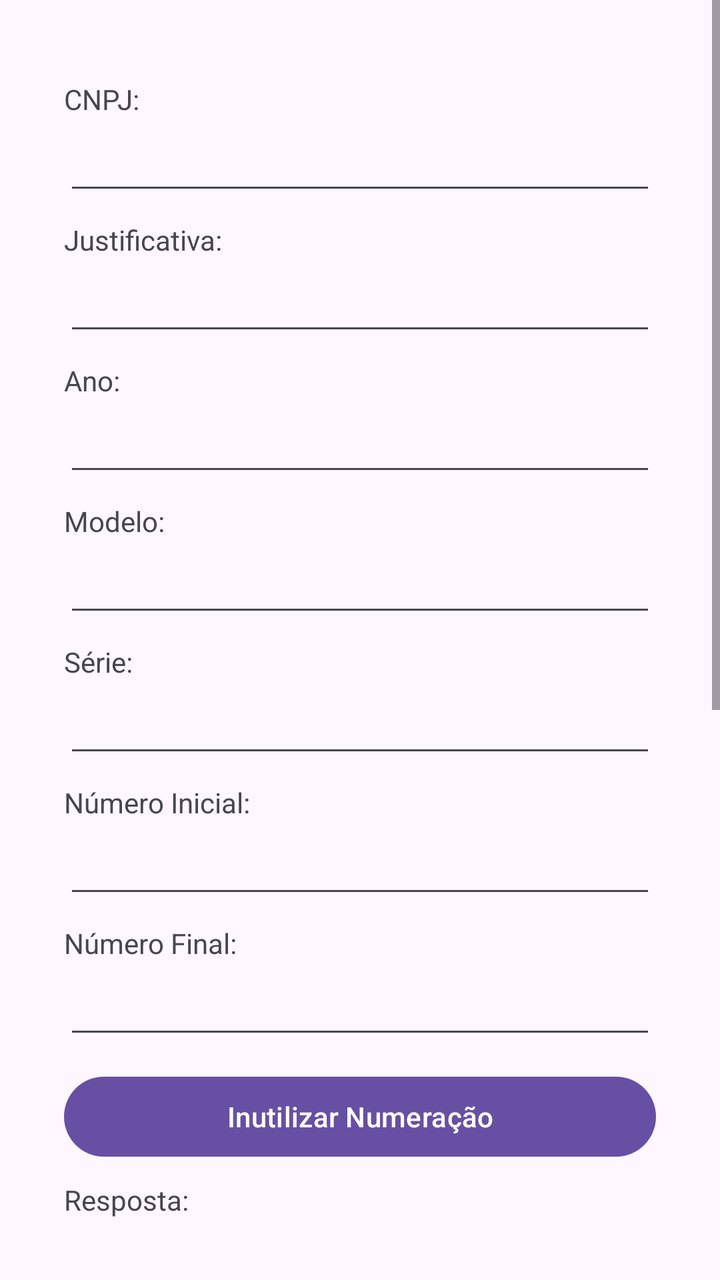
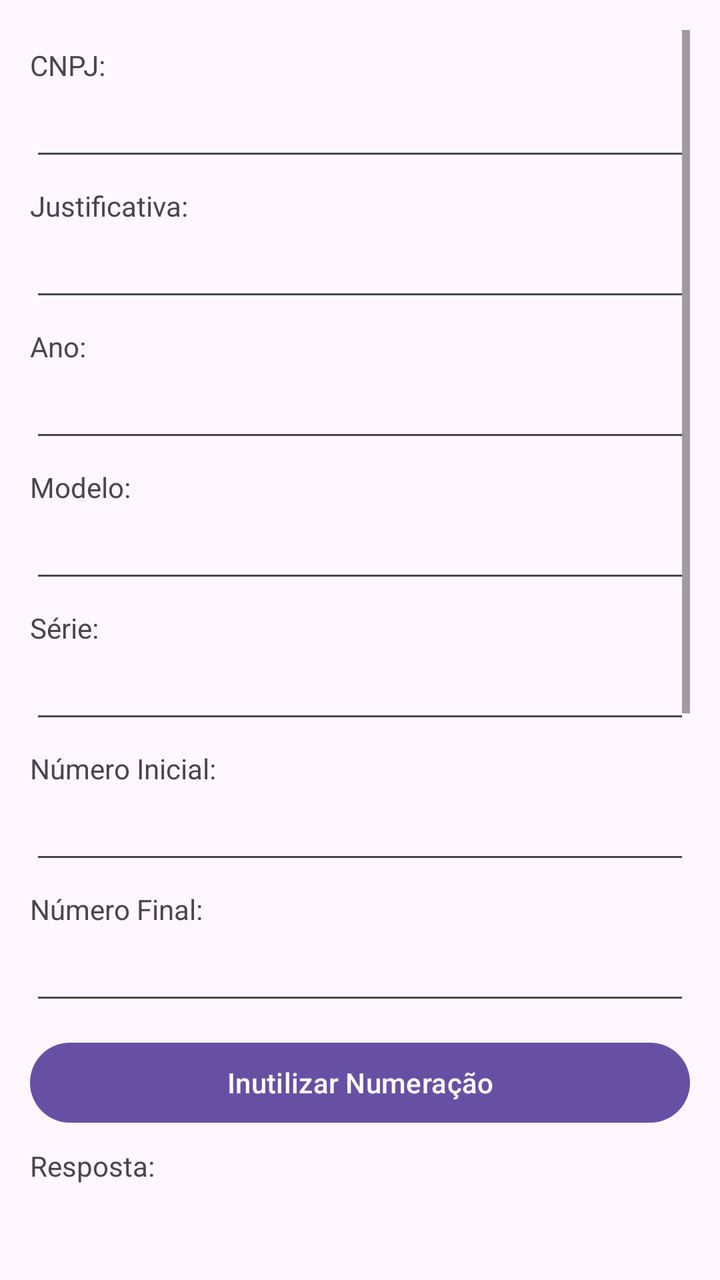

An Android layout rendered at two revisions. The XML below is the earlier revision; the diff shows what the commit changed to produce the second picture.
<!-- AndroidManifest.xml: application theme Theme.ACBrLibNFeDemo -->
<!-- res/layout/fragment_comandos_inutilizacao_nfe.xml -->
<?xml version="1.0" encoding="utf-8"?>
<ScrollView xmlns:android="http://schemas.android.com/apk/res/android"
    xmlns:tools="http://schemas.android.com/tools"
    android:layout_width="match_parent"
    android:layout_height="match_parent"
    android:fillViewport="true"
    tools:context=".ComandosInutilizacaoNFeFragment">

    <LinearLayout
        android:layout_width="match_parent"
        android:layout_height="wrap_content"
        android:padding="32dp"
        android:orientation="vertical">

        <TextView
            android:layout_width="match_parent"
            android:layout_height="wrap_content"
            android:layout_marginTop="8dp"
            android:text="CNPJ:" />

        <EditText
            android:id="@+id/txtCNPJInutilizarNumeracao"
            android:layout_width="match_parent"
            android:layout_height="wrap_content"
            android:layout_marginTop="10dp"
            android:textSize="12dp" />

        <TextView
            android:layout_width="match_parent"
            android:layout_height="wrap_content"
            android:layout_marginTop="8dp"
            android:text="Justificativa:" />

        <EditText
            android:id="@+id/txtJustificativaInutilizarNumeracao"
            android:layout_width="match_parent"
            android:layout_height="wrap_content"
            android:layout_marginTop="10dp"
            android:textSize="12dp" />

        <TextView
            android:layout_width="match_parent"
            android:layout_height="wrap_content"
            android:layout_marginTop="8dp"
            android:text="Ano:" />

        <EditText
            android:id="@+id/txtAnoInutilizarNumeracao"
            android:layout_width="match_parent"
            android:layout_height="wrap_content"
            android:layout_marginTop="10dp"
            android:textSize="12dp" />

        <TextView
            android:layout_width="match_parent"
            android:layout_height="wrap_content"
            android:layout_marginTop="8dp"
            android:text="Modelo:" />

        <EditText
            android:id="@+id/txtModeloInutilizarNumeracao"
            android:layout_width="match_parent"
            android:layout_height="wrap_content"
            android:layout_marginTop="10dp"
            android:textSize="12dp" />

        <TextView
            android:layout_width="match_parent"
            android:layout_height="wrap_content"
            android:layout_marginTop="8dp"
            android:text="Série:" />

        <EditText
            android:id="@+id/txtSerieInutilizarNumeracao"
            android:layout_width="match_parent"
            android:layout_height="wrap_content"
            android:layout_marginTop="10dp"
            android:textSize="12dp" />

        <TextView
            android:layout_width="match_parent"
            android:layout_height="wrap_content"
            android:layout_marginTop="8dp"
            android:text="Número Inicial:" />

        <EditText
            android:id="@+id/txtNumeroInicialInutilizarNumeracao"
            android:layout_width="match_parent"
            android:layout_height="wrap_content"
            android:layout_marginTop="10dp"
            android:textSize="12dp" />

        <TextView
            android:layout_width="match_parent"
            android:layout_height="wrap_content"
            android:layout_marginTop="8dp"
            android:text="Número Final:" />

        <EditText
            android:id="@+id/txtNumeroFinalInutilizarNumeracao"
            android:layout_width="match_parent"
            android:layout_height="wrap_content"
            android:layout_marginTop="10dp"
            android:textSize="12dp" />

        <Button
            android:id="@+id/btnInutilizarNumeracao"
            android:layout_width="match_parent"
            android:layout_height="wrap_content"
            android:layout_marginTop="10dp"
            android:onClick="onClick"
            android:text="Inutilizar Numeração" />

        <TextView
            android:layout_width="match_parent"
            android:layout_height="wrap_content"
            android:layout_marginTop="8dp"
            android:text="Resposta:" />

        <EditText
            android:id="@+id/txtRespostaInutilizacao"
            android:layout_width="match_parent"
            android:layout_height="444dp"
            android:layout_marginTop="10dp"
            android:textSize="12dp" />

        <Button
            android:id="@+id/btnLimparRespostaInutilizacao"
            android:layout_width="match_parent"
            android:layout_height="wrap_content"
            android:layout_marginTop="10dp"
            android:onClick="onClick"
            android:text="Limpar Resposta" />

    </LinearLayout>

</ScrollView>
<!-- resources referenced by this layout -->
<resources>
  <style name="Theme.ACBrLibNFeDemo" parent="Base.Theme.ACBrLibNFeDemo" />
  <style name="Base.Theme.ACBrLibNFeDemo" parent="Theme.Material3.DayNight.NoActionBar">
          
          
      </style>
</resources>

<!-- the commit's change to res/layout/fragment_comandos_inutilizacao_nfe.xml (unified diff, before → after) -->
@@ -1,137 +1,144 @@
 <?xml version="1.0" encoding="utf-8"?>
-<ScrollView xmlns:android="http://schemas.android.com/apk/res/android"
+<androidx.constraintlayout.widget.ConstraintLayout xmlns:android="http://schemas.android.com/apk/res/android"
     xmlns:tools="http://schemas.android.com/tools"
     android:layout_width="match_parent"
-    android:layout_height="match_parent"
-    android:fillViewport="true"
-    tools:context=".ComandosInutilizacaoNFeFragment">
+    android:layout_height="match_parent">
 
-    <LinearLayout
+    <ScrollView xmlns:android="http://schemas.android.com/apk/res/android"
+        xmlns:tools="http://schemas.android.com/tools"
         android:layout_width="match_parent"
-        android:layout_height="wrap_content"
-        android:padding="32dp"
-        android:orientation="vertical">
+        android:layout_height="match_parent"
+        android:fillViewport="true"
+        android:layout_margin="15dp"
+        tools:context=".ComandosInutilizacaoNFeFragment">
 
-        <TextView
+        <LinearLayout
             android:layout_width="match_parent"
             android:layout_height="wrap_content"
-            android:layout_marginTop="8dp"
-            android:text="CNPJ:" />
+            android:orientation="vertical">
 
-        <EditText
-            android:id="@+id/txtCNPJInutilizarNumeracao"
-            android:layout_width="match_parent"
-            android:layout_height="wrap_content"
-            android:layout_marginTop="10dp"
-            android:textSize="12dp" />
+            <TextView
+                android:layout_width="match_parent"
+                android:layout_height="wrap_content"
+                android:layout_marginTop="8dp"
+                android:text="CNPJ:" />
 
-        <TextView
-            android:layout_width="match_parent"
-            android:layout_height="wrap_content"
-            android:layout_marginTop="8dp"
-            android:text="Justificativa:" />
+            <EditText
+                android:id="@+id/txtCNPJInutilizarNumeracao"
+                android:layout_width="match_parent"
+                android:layout_height="wrap_content"
+                android:layout_marginTop="10dp"
+                android:textSize="12dp" />
 
-        <EditText
-            android:id="@+id/txtJustificativaInutilizarNumeracao"
-            android:layout_width="match_parent"
-            android:layout_height="wrap_content"
-            android:layout_marginTop="10dp"
-            android:textSize="12dp" />
+            <TextView
+                android:layout_width="match_parent"
+                android:layout_height="wrap_content"
+                android:layout_marginTop="8dp"
+                android:text="Justificativa:" />
 
-        <TextView
-            android:layout_width="match_parent"
-            android:layout_height="wrap_content"
-            android:layout_marginTop="8dp"
-            android:text="Ano:" />
+            <EditText
+                android:id="@+id/txtJustificativaInutilizarNumeracao"
+                android:layout_width="match_parent"
+                android:layout_height="wrap_content"
+                android:layout_marginTop="10dp"
+                android:textSize="12dp" />
 
-        <EditText
-            android:id="@+id/txtAnoInutilizarNumeracao"
-            android:layout_width="match_parent"
-            android:layout_height="wrap_content"
-            android:layout_marginTop="10dp"
-            android:textSize="12dp" />
+            <TextView
+                android:layout_width="match_parent"
+                android:layout_height="wrap_content"
+                android:layout_marginTop="8dp"
+                android:text="Ano:" />
 
-        <TextView
-            android:layout_width="match_parent"
-            android:layout_height="wrap_content"
-            android:layout_marginTop="8dp"
-            android:text="Modelo:" />
+            <EditText
+                android:id="@+id/txtAnoInutilizarNumeracao"
+                android:layout_width="match_parent"
+                android:layout_height="wrap_content"
+                android:layout_marginTop="10dp"
+                android:textSize="12dp" />
 
-        <EditText
-            android:id="@+id/txtModeloInutilizarNumeracao"
-            android:layout_width="match_parent"
-            android:layout_height="wrap_content"
-            android:layout_marginTop="10dp"
-            android:textSize="12dp" />
+            <TextView
+                android:layout_width="match_parent"
+                android:layout_height="wrap_content"
+                android:layout_marginTop="8dp"
+                android:text="Modelo:" />
 
-        <TextView
-            android:layout_width="match_parent"
-            android:layout_height="wrap_content"
-            android:layout_marginTop="8dp"
-            android:text="Série:" />
+            <EditText
+                android:id="@+id/txtModeloInutilizarNumeracao"
+                android:layout_width="match_parent"
+                android:layout_height="wrap_content"
+                android:layout_marginTop="10dp"
+                android:textSize="12dp" />
 
-        <EditText
-            android:id="@+id/txtSerieInutilizarNumeracao"
-            android:layout_width="match_parent"
-            android:layout_height="wrap_content"
-            android:layout_marginTop="10dp"
-            android:textSize="12dp" />
+            <TextView
+                android:layout_width="match_parent"
+                android:layout_height="wrap_content"
+                android:layout_marginTop="8dp"
+                android:text="Série:" />
 
-        <TextView
-            android:layout_width="match_parent"
-            android:layout_height="wrap_content"
-            android:layout_marginTop="8dp"
-            android:text="Número Inicial:" />
+            <EditText
+                android:id="@+id/txtSerieInutilizarNumeracao"
+                android:layout_width="match_parent"
+                android:layout_height="wrap_content"
+                android:layout_marginTop="10dp"
+                android:textSize="12dp" />
 
-        <EditText
-            android:id="@+id/txtNumeroInicialInutilizarNumeracao"
-            android:layout_width="match_parent"
-            android:layout_height="wrap_content"
-            android:layout_marginTop="10dp"
-            android:textSize="12dp" />
+            <TextView
+                android:layout_width="match_parent"
+                android:layout_height="wrap_content"
+                android:layout_marginTop="8dp"
+                android:text="Número Inicial:" />
 
-        <TextView
-            android:layout_width="match_parent"
-            android:layout_height="wrap_content"
-            android:layout_marginTop="8dp"
-            android:text="Número Final:" />
+            <EditText
+                android:id="@+id/txtNumeroInicialInutilizarNumeracao"
+                android:layout_width="match_parent"
+                android:layout_height="wrap_content"
+                android:layout_marginTop="10dp"
+                android:textSize="12dp" />
 
-        <EditText
-            android:id="@+id/txtNumeroFinalInutilizarNumeracao"
-            android:layout_width="match_parent"
-            android:layout_height="wrap_content"
-            android:layout_marginTop="10dp"
-            android:textSize="12dp" />
+            <TextView
+                android:layout_width="match_parent"
+                android:layout_height="wrap_content"
+                android:layout_marginTop="8dp"
+                android:text="Número Final:" />
 
-        <Button
-            android:id="@+id/btnInutilizarNumeracao"
-            android:layout_width="match_parent"
-            android:layout_height="wrap_content"
-            android:layout_marginTop="10dp"
-            android:onClick="onClick"
-            android:text="Inutilizar Numeração" />
+            <EditText
+                android:id="@+id/txtNumeroFinalInutilizarNumeracao"
+                android:layout_width="match_parent"
+                android:layout_height="wrap_content"
+                android:layout_marginTop="10dp"
+                android:textSize="12dp" />
 
-        <TextView
-            android:layout_width="match_parent"
-            android:layout_height="wrap_content"
-            android:layout_marginTop="8dp"
-            android:text="Resposta:" />
+            <Button
+                android:id="@+id/btnInutilizarNumeracao"
+                android:layout_width="match_parent"
+                android:layout_height="wrap_content"
+                android:layout_marginTop="10dp"
+                android:onClick="onClick"
+                android:text="Inutilizar Numeração" />
 
-        <EditText
-            android:id="@+id/txtRespostaInutilizacao"
-            android:layout_width="match_parent"
-            android:layout_height="444dp"
-            android:layout_marginTop="10dp"
-            android:textSize="12dp" />
+            <TextView
+                android:layout_width="match_parent"
+                android:layout_height="wrap_content"
+                android:layout_marginTop="8dp"
+                android:text="Resposta:" />
 
-        <Button
-            android:id="@+id/btnLimparRespostaInutilizacao"
-            android:layout_width="match_parent"
-            android:layout_height="wrap_content"
-            android:layout_marginTop="10dp"
-            android:onClick="onClick"
-            android:text="Limpar Resposta" />
+            <EditText
+                android:id="@+id/txtRespostaInutilizacao"
+                android:layout_width="match_parent"
+                android:layout_height="444dp"
+                android:layout_marginTop="10dp"
+                android:textSize="12dp" />
 
-    </LinearLayout>
+            <Button
+                android:id="@+id/btnLimparRespostaInutilizacao"
+                android:layout_width="match_parent"
+                android:layout_height="wrap_content"
+                android:layout_marginTop="10dp"
+                android:onClick="onClick"
+                android:text="Limpar Resposta" />
 
-</ScrollView>
+        </LinearLayout>
+
+    </ScrollView>
+
+</androidx.constraintlayout.widget.ConstraintLayout>
